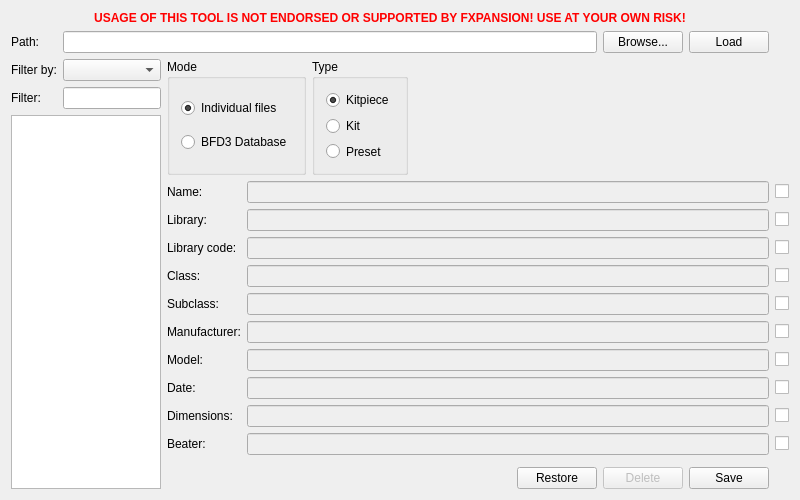
The window that BFD3ME/bfd3me.ui (burillo-se/bfd3me) describes before a commit, drawn with Qt 5.
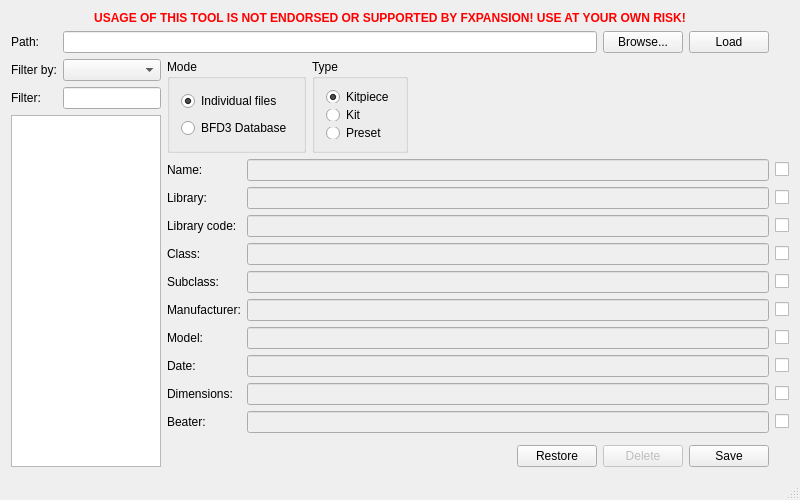
The same window after the commit.

The edit to the form file:
```diff
--- a/BFD3ME/bfd3me.ui
+++ b/BFD3ME/bfd3me.ui
@@ -412,6 +412,7 @@
     </item>
    </layout>
   </widget>
+  <widget class="QStatusBar" name="statusBar"/>
  </widget>
  <layoutdefault spacing="6" margin="11"/>
  <resources/>
```
